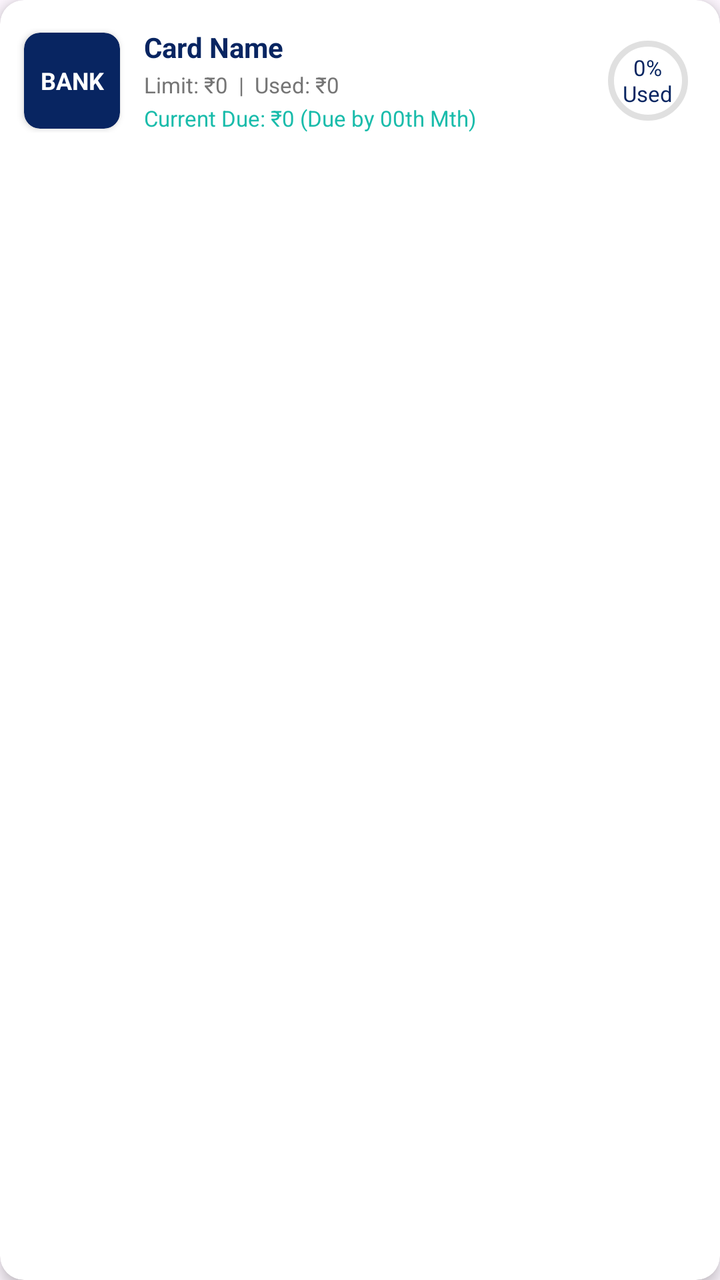
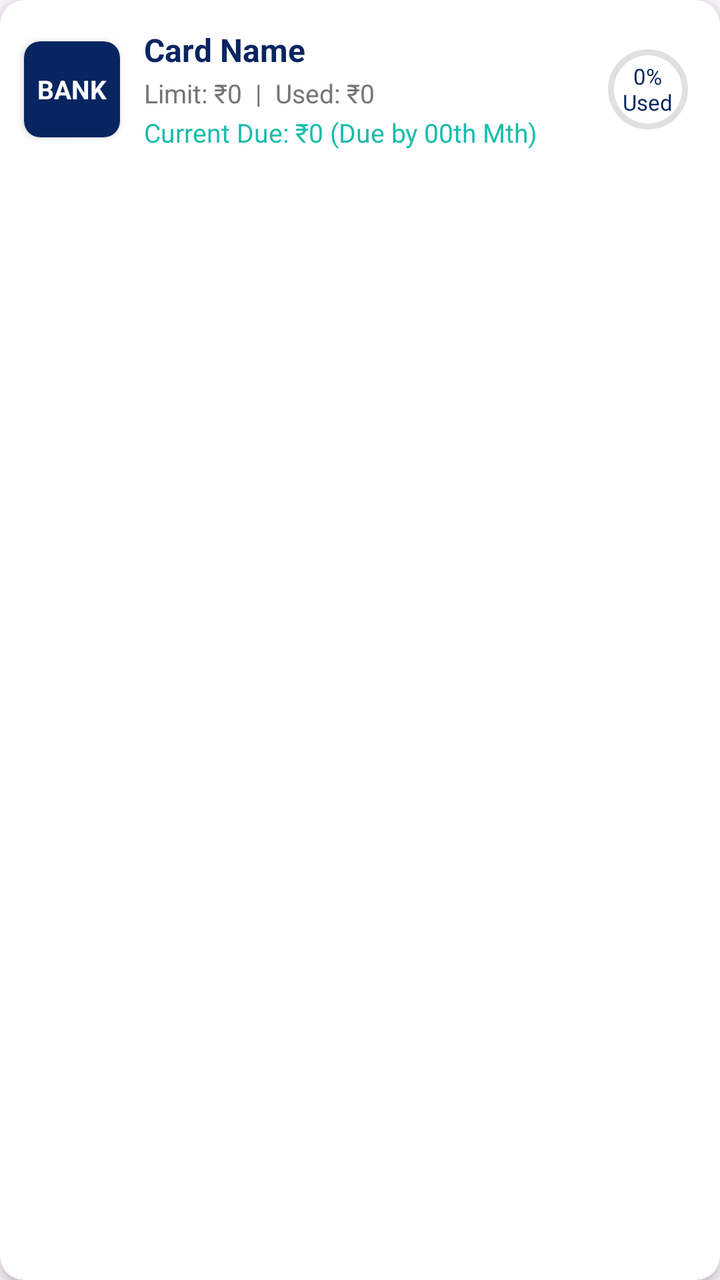

Compare the two renders of this Android layout. The source of the first and the diff that turns it into the second are given below.
<!-- AndroidManifest.xml: application theme Theme.FinTrack -->
<!-- res/layout/item_dashboard_card.xml -->
<?xml version="1.0" encoding="utf-8"?>
<com.google.android.material.card.MaterialCardView
    xmlns:android="http://schemas.android.com/apk/res/android"
    xmlns:app="http://schemas.android.com/apk/res-auto"
    xmlns:tools="http://schemas.android.com/tools"
    android:layout_width="match_parent"
    android:layout_height="wrap_content"
    android:layout_marginHorizontal="4dp"
    android:layout_marginVertical="6dp"
    app:cardBackgroundColor="#FFFFFF"
    app:cardCornerRadius="12dp"
    app:cardElevation="4dp"
    app:strokeWidth="0dp"
    android:clickable="true"
    android:focusable="true"
    android:foreground="?attr/selectableItemBackground">

    <androidx.constraintlayout.widget.ConstraintLayout
        android:layout_width="match_parent"
        android:layout_height="wrap_content"
        android:paddingVertical="14dp"
        tools:ignore="HardcodedText, TooManyViews, SmallSp, ContentDescription, UseCompoundDrawables, TooDeepLayout">

        <androidx.cardview.widget.CardView
            android:id="@+id/cardLogoContainer"
            android:layout_width="48dp"
            android:layout_height="48dp"
            android:layout_marginStart="12dp"
            app:cardBackgroundColor="#082561"
            app:cardCornerRadius="8dp"
            app:layout_constraintBottom_toBottomOf="parent"
            app:layout_constraintStart_toStartOf="parent"
            app:layout_constraintTop_toTopOf="parent">

            <TextView
                android:id="@+id/tvCardLogoText"
                android:layout_width="match_parent"
                android:layout_height="match_parent"
                android:gravity="center"
                android:text="BANK"
                android:textColor="#FFFFFF"
                android:textSize="12sp"
                android:textStyle="bold" />
        </androidx.cardview.widget.CardView>

        <LinearLayout
            android:layout_width="0dp"
            android:layout_height="wrap_content"
            android:layout_marginStart="12dp"
            android:orientation="vertical"
            app:layout_constraintBottom_toBottomOf="parent"
            app:layout_constraintEnd_toStartOf="@id/progressContainer"
            app:layout_constraintStart_toEndOf="@id/cardLogoContainer"
            app:layout_constraintTop_toTopOf="parent">

            <TextView
                android:id="@+id/tvCardName"
                android:layout_width="wrap_content"
                android:layout_height="wrap_content"
                android:text="Card Name"
                android:textColor="#082561"
                android:textSize="14sp"
                android:textStyle="bold" />

            <TextView
                android:id="@+id/tvCardLimitUsed"
                android:layout_width="wrap_content"
                android:layout_height="wrap_content"
                android:layout_marginTop="2dp"
                android:text="Limit: ₹0  |  Used: ₹0"
                android:textColor="#757575"
                android:textSize="11sp" />

            <TextView
                android:id="@+id/tvCardDue"
                android:layout_width="wrap_content"
                android:layout_height="wrap_content"
                android:layout_marginTop="2dp"
                android:text="Current Due: ₹0 (Due by 00th Mth)"
                android:textColor="#1abcab"
                android:textSize="11sp" />
        </LinearLayout>

        <RelativeLayout
            android:id="@+id/progressContainer"
            android:layout_width="48dp"
            android:layout_height="48dp"
            android:layout_marginEnd="12dp"
            app:layout_constraintBottom_toBottomOf="parent"
            app:layout_constraintEnd_toEndOf="parent"
            app:layout_constraintTop_toTopOf="parent">

            <com.google.android.material.progressindicator.CircularProgressIndicator
                android:id="@+id/cpiCardProgress"
                android:layout_width="match_parent"
                android:layout_height="match_parent"
                android:progress="0"
                app:indicatorColor="#1abcab"
                app:trackColor="#E0E0E0"
                app:trackThickness="3dp" />

            <TextView
                android:id="@+id/tvCardProgressPercent"
                android:layout_width="wrap_content"
                android:layout_height="wrap_content"
                android:layout_centerInParent="true"
                android:gravity="center"
                android:text="0%\nUsed"
                android:textColor="#082561"
                android:textSize="11sp" />
        </RelativeLayout>

    </androidx.constraintlayout.widget.ConstraintLayout>

</com.google.android.material.card.MaterialCardView>
<!-- resources referenced by this layout -->
<resources>
  <style name="Theme.FinTrack" parent="Base.Theme.FinTrack" />
  <style name="Base.Theme.FinTrack" parent="Theme.Material3.Light.NoActionBar">
          
          <item name="colorPrimary">#082561</item>
          <item name="colorSecondary">#1ABCAB</item>
  
          
          <item name="android:windowLightStatusBar">true</item>
          <item name="android:statusBarColor">#FFFFFF</item>
      </style>
</resources>

<!-- the commit's change to res/layout/item_dashboard_card.xml (unified diff, before → after) -->
@@ -5,7 +5,7 @@
     xmlns:tools="http://schemas.android.com/tools"
     android:layout_width="match_parent"
     android:layout_height="wrap_content"
-    android:layout_marginHorizontal="4dp"
+    android:layout_marginHorizontal="1dp"
     android:layout_marginVertical="6dp"
     app:cardBackgroundColor="#FFFFFF"
     app:cardCornerRadius="12dp"
@@ -39,8 +39,13 @@
                 android:gravity="center"
                 android:text="BANK"
                 android:textColor="#FFFFFF"
-                android:textSize="12sp"
-                android:textStyle="bold" />
+                android:textStyle="bold"
+                android:maxLines="1"
+                android:padding="2dp"
+                app:autoSizeTextType="uniform"
+                app:autoSizeMinTextSize="6sp"
+                app:autoSizeMaxTextSize="13sp"
+                app:autoSizeStepGranularity="1sp" />
         </androidx.cardview.widget.CardView>
 
         <LinearLayout
@@ -59,7 +64,7 @@
                 android:layout_height="wrap_content"
                 android:text="Card Name"
                 android:textColor="#082561"
-                android:textSize="14sp"
+                android:textSize="16sp"
                 android:textStyle="bold" />
 
             <TextView
@@ -69,7 +74,7 @@
                 android:layout_marginTop="2dp"
                 android:text="Limit: ₹0  |  Used: ₹0"
                 android:textColor="#757575"
-                android:textSize="11sp" />
+                android:textSize="13sp" />
 
             <TextView
                 android:id="@+id/tvCardDue"
@@ -78,7 +83,7 @@
                 android:layout_marginTop="2dp"
                 android:text="Current Due: ₹0 (Due by 00th Mth)"
                 android:textColor="#1abcab"
-                android:textSize="11sp" />
+                android:textSize="13sp" />
         </LinearLayout>
 
         <RelativeLayout
